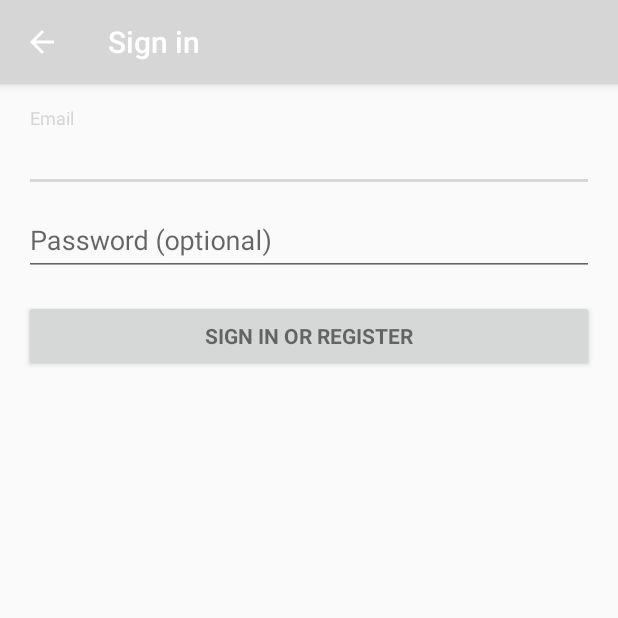
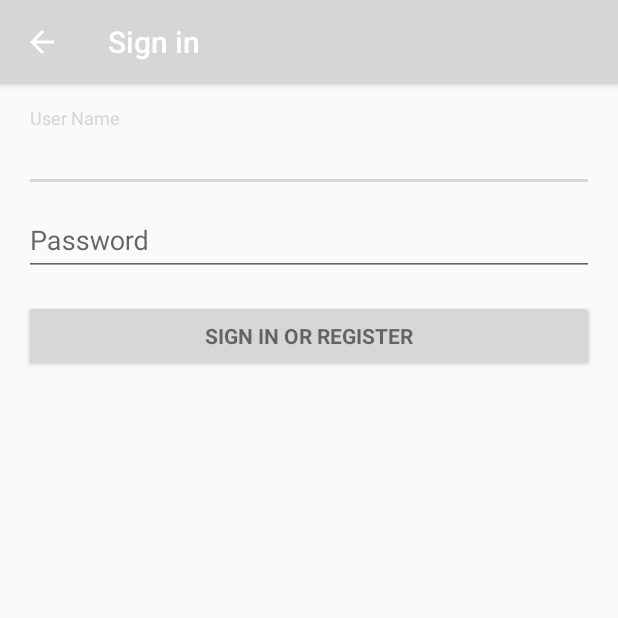
Before and after one commit to haoguanqing/Tests-Misc-for-Android, an Android app: the LoginActivity screen opened directly, with no data from a screen before it, on a phone screen of 412 x 824 dp, the top half of it. Run offline under Robolectric (Android 15) with nearby library versions, the phone set to English and light mode, and no system bars; 2 statements that could not run were skipped.

```diff
--- a/app/build.gradle
+++ b/app/build.gradle
@@ -38,4 +38,6 @@ dependencies {
     compile 'net.dean.jraw:JRAW:0.7.1'
 
     compile 'cn.bmob.android:bmob-sdk:3.4.5'
+
+    compile 'com.wang.avi:library:1.0.1'
 }
--- a/app/src/main/res/values/strings.xml
+++ b/app/src/main/res/values/strings.xml
@@ -72,8 +72,8 @@
     <string name="title_activity_login">Sign in</string>
 
     <!-- Strings related to login -->
-    <string name="prompt_email">Email</string>
-    <string name="prompt_password">Password (optional)</string>
+    <string name="prompt_email">User Name</string>
+    <string name="prompt_password">Password</string>
     <string name="action_sign_in">Sign in or register</string>
     <string name="action_sign_in_short">Sign in</string>
     <string name="error_invalid_email">This email address is invalid</string>
```
Also changed, not shown: app/src/main/java/com/guanqing/zzzz/JrawActivity.java (+16 -9 lines), 1 other file.
